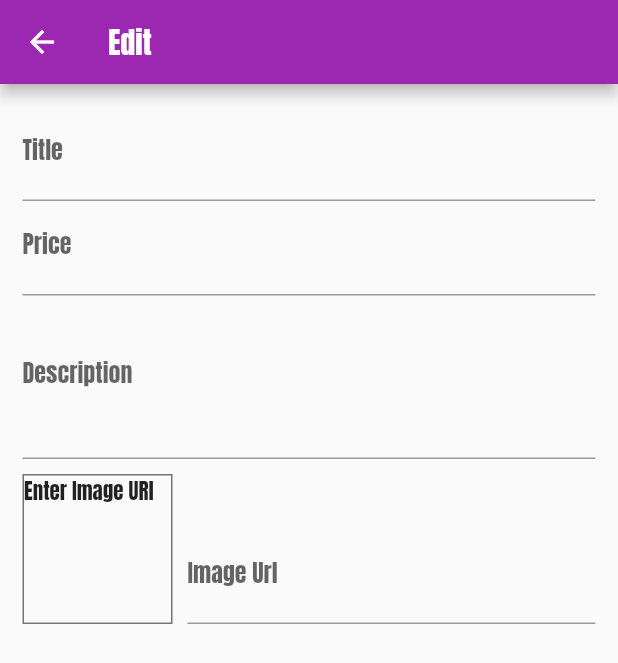
After one commit to Megabyte-143/my_bazaar, a Flutter app: the EditProductScreen screen opened by its route, on a phone screen of 412 x 824 dp. The commit adds this screen. Shown: the top 663 px of the screen. Run offline on Flutter 3.47's test engine with Material 2 defaults, Android fonts, the phone set to English and light mode, and no system bars; network calls fail.

Commit message:
added product editing screen

```diff
--- a/lib/main.dart
+++ b/lib/main.dart
@@ -9,7 +9,7 @@ import './screens/product_detail_screen.dart';
 import './screens/cart_screen.dart';
 import './screens/order_screen.dart';
 import './screens/user_products_screen.dart';
-
+import './screens/edit_product_screen.dart';
 void main() {
   runApp(MyApp());
 }
@@ -42,6 +42,7 @@ class MyApp extends StatelessWidget {
           CartScreen.routeName: (ctx) => CartScreen(),
           OrderScreen.routename: (ctx)=> OrderScreen(),
           UserProductScreen.routename:(ctx)=>UserProductScreen(),
+          EditProductScreen.routename:(ctx)=> EditProductScreen(),
         },
       ),
     );
--- /dev/null
+++ b/lib/screens/edit_product_screen.dart
@@ -0,0 +1,111 @@
+import 'package:flutter/material.dart';
+import 'package:flutter/services.dart';
+
+class EditProductScreen extends StatefulWidget {
+  static const routename = "/editproductscreen";
+  @override
+  _EditProductScreenState createState() => _EditProductScreenState();
+}
+
+class _EditProductScreenState extends State<EditProductScreen> {
+  final _priceFocusNode = FocusNode();
+  final _descriptionFocusNode = FocusNode();
+  final _imageUrlController = TextEditingController();
+  final _imageUrlFocusNode = FocusNode();
+
+  @override
+  void initState() {
+    _imageUrlFocusNode.addListener(updateImageUrl);
+    super.initState();
+  }
+
+  @override
+  void dispose() {
+    _imageUrlFocusNode.removeListener(updateImageUrl);
+    _priceFocusNode.dispose();
+    _descriptionFocusNode.dispose();
+    _imageUrlController.dispose();
+    _imageUrlFocusNode.dispose();
+    super.dispose();
+  }
+
+  void updateImageUrl() {
+    if (!_imageUrlFocusNode.hasFocus) {
+      setState(() {});
+    }
+  }
+
+  @override
+  Widget build(BuildContext context) {
+    return Scaffold(
+      appBar: AppBar(
+        title: Text("Edit"),
+      ),
+      body: Padding(
+        padding: EdgeInsets.all(15),
+        child: Form(
+          child: ListView(
+            children: <Widget>[
+              TextFormField(
+                decoration: InputDecoration(labelText: "Title"),
+                textInputAction: TextInputAction.next,
+                onFieldSubmitted: (_) {
+                  FocusScope.of(context).requestFocus(_priceFocusNode);
+                },
+              ),
+              TextFormField(
+                decoration: InputDecoration(labelText: "Price"),
+                textInputAction: TextInputAction.next,
+                keyboardType: TextInputType.number,
+                focusNode: _priceFocusNode,
+                onFieldSubmitted: (_) {
+                  FocusScope.of(context).requestFocus(_descriptionFocusNode);
+                },
+              ),
+              TextFormField(
+                decoration: InputDecoration(labelText: "Description"),
+                maxLines: 3,
+                keyboardType: TextInputType.multiline,
+                focusNode: _descriptionFocusNode,
+              ),
+              Row(
+                crossAxisAlignment: CrossAxisAlignment.end,
+                children: <Widget>[
+                  Container(
+                    width: 100,
+                    height: 100,
+                    margin: EdgeInsets.only(
+                      top: 10,
+                      right: 10,
+                    ),
+                    decoration: BoxDecoration(
+                      border: Border.all(
+                        style: BorderStyle.solid,
+                        color: Colors.black54,
+                      ),
+                    ),
+                    child: _imageUrlController.text.isEmpty
+                        ? Text("Enter Image URl")
+                        : FittedBox(
+                            child: Image.network(_imageUrlController.text),
+                            fit: BoxFit.cover,
+                          ),
+                  ),
+                  Expanded(
+                    child: TextFormField(
+                      decoration: InputDecoration(labelText: "Image Url"),
+                      keyboardType: TextInputType.url,
+                      textInputAction: TextInputAction.done,
+                      controller: _imageUrlController,
+                      focusNode: _imageUrlFocusNode,
+                    ),
+                  )
+                ],
+              )
+            ],
+          ),
+        ),
+      ),
+    );
+  }
+}
--- a/lib/screens/user_products_screen.dart
+++ b/lib/screens/user_products_screen.dart
@@ -4,6 +4,7 @@ import 'package:provider/provider.dart';
 import '../widgets/app_drawer.dart';
 import '../widgets/user_product.dart';
 import '../providers/products_data_provider.dart';
+import './edit_product_screen.dart';
 
 class UserProductScreen extends StatelessWidget {
   static const routename = "/userproductscreen";
@@ -16,7 +17,9 @@ class UserProductScreen extends StatelessWidget {
         title: Text("Your Products"),
         actions: <Widget>[
           IconButton(
-            onPressed: () {},
+            onPressed: () {
+              Navigator.of(context).pushNamed(EditProductScreen.routename);
+            },
             icon: Icon(Icons.add),
           ),
         ],
```
